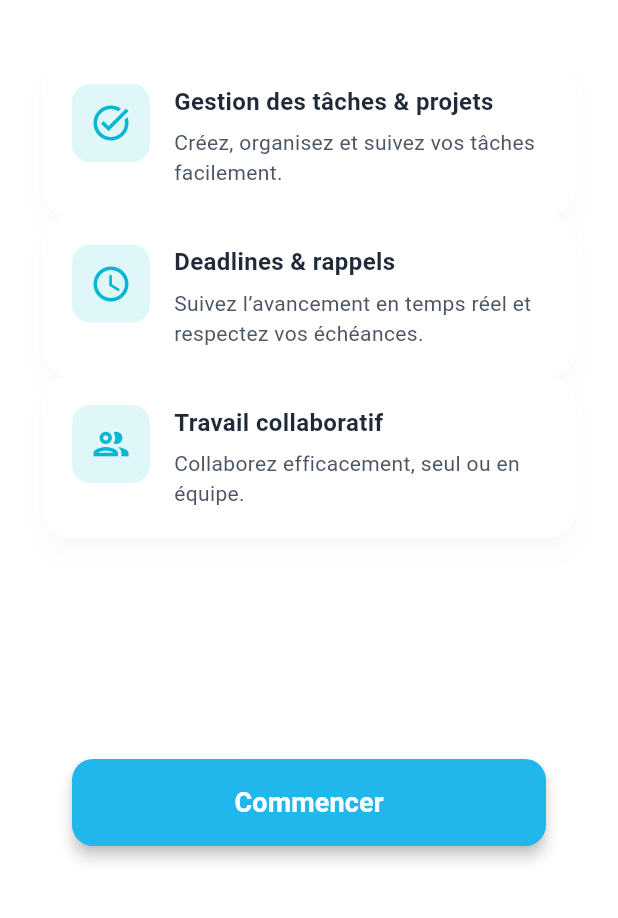
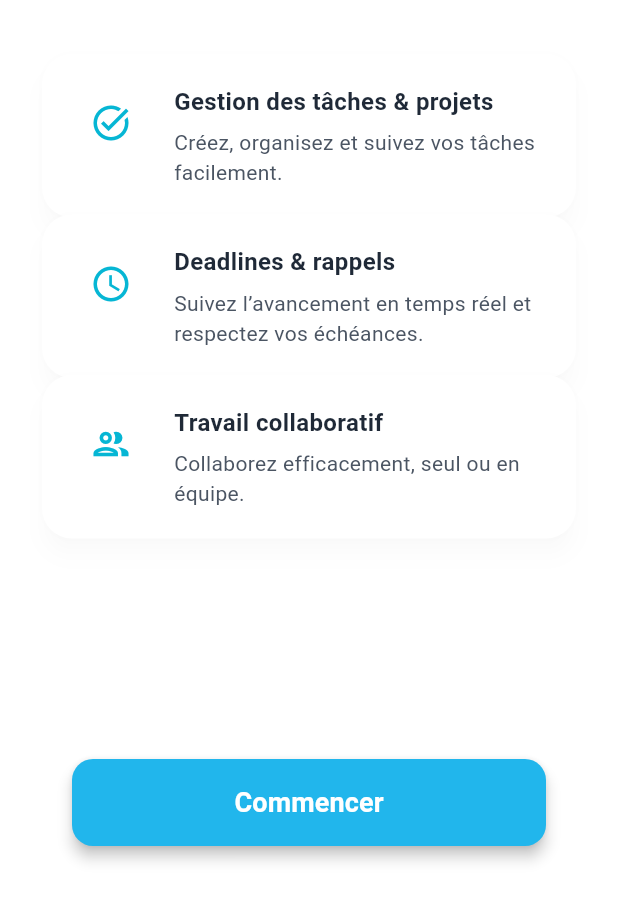
Before and after one commit to eyram006/todo_app_mobil, a Flutter app: the screen it shows after launch, on a phone screen of 412 x 824 dp, the part 318-1236 px from its top. Run offline on Flutter 3.47's test engine with Material 3 defaults, Android fonts, the phone set to English and light mode, and no system bars; our stand-ins replace country_code_picker, flutter_svg, supabase_flutter; accounts and stored records are empty.

Commit message:
Update register and welcome pages

```diff
--- a/lib/pages/register.dart
+++ b/lib/pages/register.dart
@@ -266,8 +266,6 @@ class _RegisterPageState extends State<RegisterPage> {
                     builder: (state) {
                       return InputDecorator(
                         decoration: InputDecoration(
-                          labelText: 'Pays',
-                          prefixIcon: const Icon(Icons.flag_outlined, color: primaryBlue),
                           border: OutlineInputBorder(
                             borderRadius: BorderRadius.circular(14),
                             borderSide: BorderSide.none,
--- a/lib/pages/welcome.dart
+++ b/lib/pages/welcome.dart
@@ -133,7 +133,7 @@ class _FeatureCard extends StatelessWidget {
             // Icone avec accent cyan
             Container(
               decoration: BoxDecoration(
-                color: const Color(0xFFE0F7FA), // bleu très clair en fond de l'icône
+                color: Colors.transparent, // bleu très clair en fond de l'icône
                 borderRadius: BorderRadius.circular(12),
               ),
               padding: const EdgeInsets.all(12),
```
